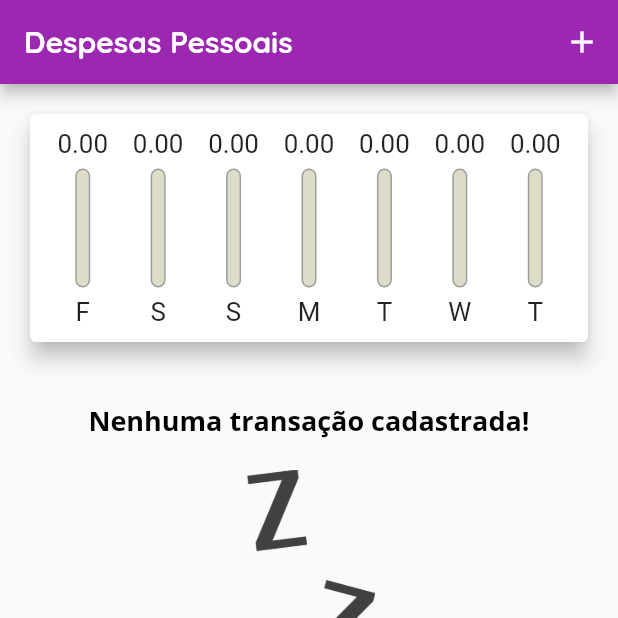
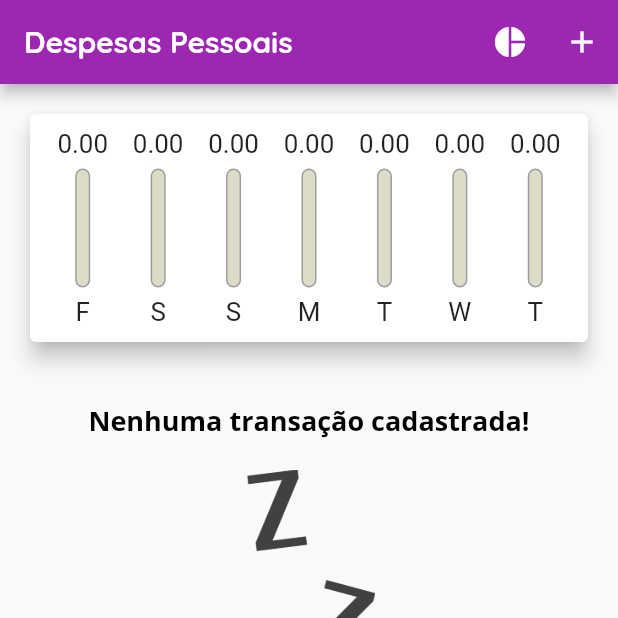
Before and after one commit to pedrohns/Projeto-Despesas, a Flutter app: the screen it shows after launch, on a phone screen of 412 x 824 dp, the top half of it. Run offline on Flutter 3.47's test engine with Material 2 defaults, Android fonts, the phone set to English and light mode, and no system bars.

Commit message:
Com o switch para exibir o gráfico

```diff
--- a/lib/main.dart
+++ b/lib/main.dart
@@ -1,8 +1,6 @@
 import 'package:flutter/material.dart';
 import 'package:projeto_despesas/components/transaction_form.dart';
 import 'models/transaction.dart';
-import 'package:intl/intl.dart';
-import 'components/transaction_form.dart';
 import 'components/transaction_list.dart';
 import 'dart:math';
 import 'components/chart.dart';
@@ -59,6 +57,8 @@ class _MyHomePageState extends State<MyHomePage> {
     // ),
   ];
 
+  bool _showChart = false;
+
   List<Transaction> get _recentTransactions {
     return _transactions.where((tr) {
       return tr.date.isAfter(DateTime.now().subtract(Duration(days: 7)));
@@ -96,6 +96,9 @@ class _MyHomePageState extends State<MyHomePage> {
 
   @override
   Widget build(BuildContext context) {
+    bool isLandscape =
+        MediaQuery.of(context).orientation == Orientation.landscape;
+
     final appBar = AppBar(
       title: Text(
         'Despesas Pessoais',
@@ -103,8 +106,15 @@ class _MyHomePageState extends State<MyHomePage> {
       ),
       actions: [
         IconButton(
+            icon: Icon(_showChart ? Icons.list : Icons.pie_chart),
+            onPressed: () {
+              setState(() {
+                _showChart = !_showChart;
+              });
+            }),
+        IconButton(
             icon: Icon(Icons.add),
-            onPressed: () => _openTransactionFormModal(context))
+            onPressed: () => _openTransactionFormModal(context)),
       ],
     );
     final availableHeight = MediaQuery.of(context).size.height -
@@ -117,10 +127,26 @@ class _MyHomePageState extends State<MyHomePage> {
         child: Column(
           crossAxisAlignment: CrossAxisAlignment.stretch,
           children: [
+            if (isLandscape)
+              Row(
+                mainAxisAlignment: MainAxisAlignment.center,
+                children: [
+                  Text('Exibir Gráfico'),
+                  Switch(
+                      value: _showChart,
+                      onChanged: (value) {
+                        setState(() {
+                          _showChart = value;
+                        });
+                      }),
+                ],
+              ),
+            if (_showChart || !isLandscape)
               Container(
-              height: availableHeight * 0.25,
+                height: availableHeight * (isLandscape ? 0.65 : 0.25),
                 child: Chart(_recentTransactions),
               ),
+            if (!_showChart || !isLandscape)
               Container(
                 height: availableHeight * 0.75,
                 child: TransactionList(_transactions, _deleteTransaction),
```
Lines whose indentation alone changed are shown as unchanged.
